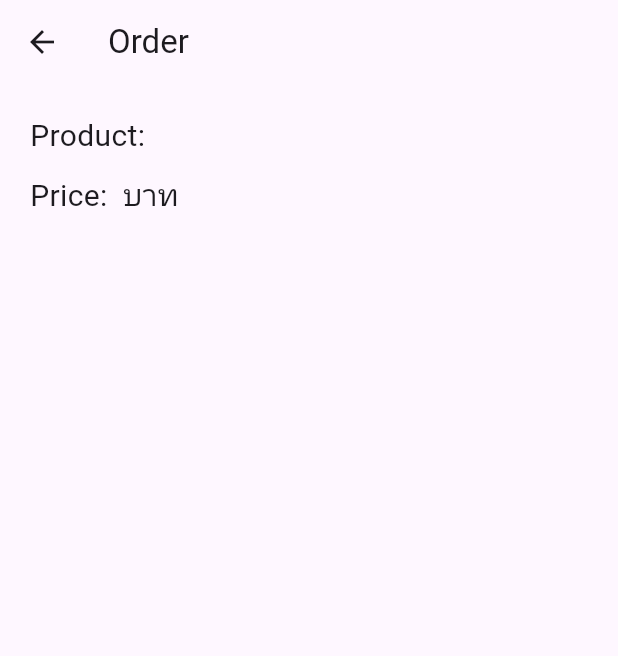
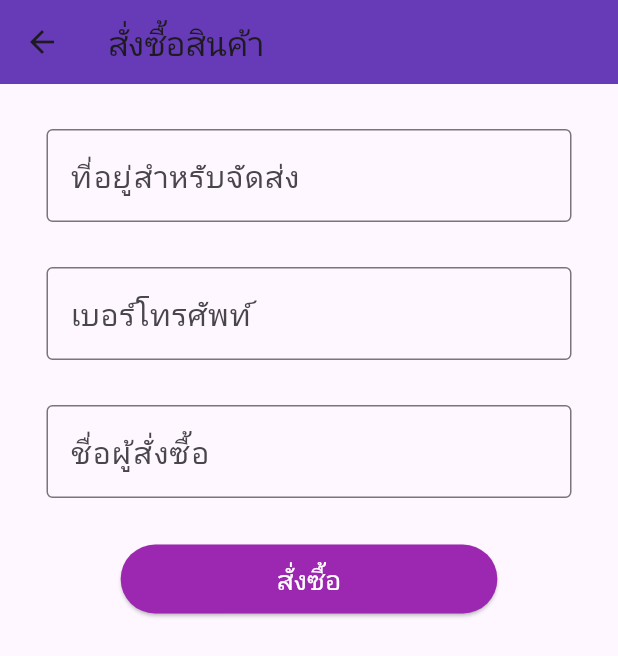
Before and after one commit to Sirawitsptw/project_furniture_app, a Flutter app: the OrderPage screen opened directly with empty values, on a phone screen of 412 x 824 dp. Shown: the top 656 px of the screen. Run offline on Flutter 3.47's test engine with Material 3 defaults, Android fonts, the light colour scheme and no system bars; our stand-ins replace cloud_firestore, firebase_auth, firebase_core, firebase_storage, fluttertoast, google_fonts; missing offline and left inert: model_viewer_plus; accounts and stored records are empty.

Commit message:
update order page
update order page

```diff
--- a/lib/pages/product/orderProduct.dart
+++ b/lib/pages/product/orderProduct.dart
@@ -2,30 +2,105 @@ import 'package:cloud_firestore/cloud_firestore.dart';
 import 'package:flutter/material.dart';
 import 'package:project_furnitureapp/pages/home/product_model.dart';
 
-class OrderPage extends StatelessWidget {
+class OrderPage extends StatefulWidget {
   final productModel product;
-
   OrderPage({Key? key, required this.product}) : super(key: key);
 
   @override
-  Widget build(BuildContext context) {
-    return Scaffold(
-      appBar: AppBar(
-        title: Text('Order ${product.name}'),
-      ),
-      body: Padding(
-        padding: const EdgeInsets.all(20.0),
-        child: Column(
-          crossAxisAlignment: CrossAxisAlignment.start,
-          children: [
-            Text('Product: ${product.name}', style: TextStyle(fontSize: 20)),
-            SizedBox(height: 10),
-            Text('Price: ${product.price} บาท', style: TextStyle(fontSize: 20)),
-            SizedBox(height: 20),
-            // Add other order details or input fields as needed
-          ],
+  State<OrderPage> createState() => OrderPageState();
+}
+
+class OrderPageState extends State<OrderPage> {
+  late productModel orderproduct;
+
+  @override
+  void initState() {
+    super.initState();
+    orderproduct = widget.product;
+  }
+
+  var _ctrlAddress = TextEditingController();
+  var _ctrlName = TextEditingController();
+  var _ctrlPhone = TextEditingController();
+
+  Future<void> OrderProduct() async {
+    CollectionReference order = FirebaseFirestore.instance.collection('order');
+    return await order.add({
+      'address': _ctrlAddress.text,
+      'phone': _ctrlPhone.text,
+      'nameCustomer': _ctrlName.text,
+      'nameOrderProduct': orderproduct.name,
+      'priceOrder': orderproduct.price,
+      'timeCart': FieldValue.serverTimestamp(),
+    }).then((value) {
+      print("Product Order: ${value.id}");
+    }).catchError((error) {
+      print("Failed to Order: $error");
+    });
+  }
+
+  @override
+  Widget build(BuildContext context) => Scaffold(
+        appBar: AppBar(
+            title: Text('สั่งซื้อสินค้า'), backgroundColor: Colors.deepPurple),
+        body: Center(
+          child: SizedBox(
+            width: 350,
+            child: Column(children: [
+              SizedBox(height: 30),
+              textFieldAddress(),
+              SizedBox(height: 30),
+              textFieldPhone(),
+              SizedBox(height: 30),
+              textFieldName(),
+              SizedBox(height: 30),
+              OrderButton(),
+            ]),
+          ),
         ),
-      ),
-    );
-  }
+      );
+
+  OutlineInputBorder outlineBorder() =>
+      OutlineInputBorder(borderSide: BorderSide(color: Colors.grey, width: 2));
+
+  TextStyle textStyle() => TextStyle(
+      color: Colors.indigo, fontSize: 20, fontWeight: FontWeight.normal);
+
+  Widget textFieldAddress() => TextField(
+        controller: _ctrlAddress,
+        decoration: InputDecoration(
+            border: outlineBorder(), hintText: 'ที่อยู่สำหรับจัดส่ง'),
+        keyboardType: TextInputType.text,
+        style: textStyle(),
+      );
+
+  Widget textFieldName() => TextField(
+        controller: _ctrlName,
+        decoration: InputDecoration(
+            border: outlineBorder(), hintText: 'ชื่อผู้สั่งซื้อ'),
+        keyboardType: TextInputType.text,
+        style: textStyle(),
+      );
+
+  Widget textFieldPhone() => TextField(
+        controller: _ctrlPhone,
+        decoration:
+            InputDecoration(border: outlineBorder(), hintText: 'เบอร์โทรศัพท์'),
+        keyboardType: TextInputType.number,
+        style: textStyle(),
+      );
+
+  Widget OrderButton() => ElevatedButton(
+        onPressed: () {
+          OrderProduct();
+        },
+        style: ButtonStyle(
+          backgroundColor: MaterialStateProperty.all<Color>(Colors.purple),
+          foregroundColor: MaterialStateProperty.all<Color>(Colors.white),
+        ),
+        child: Padding(
+          padding: const EdgeInsets.symmetric(horizontal: 80, vertical: 10),
+          child: Text('สั่งซื้อ', style: TextStyle(fontSize: 18)),
+        ),
+      );
 }
--- a/lib/pages/product/product_view.dart
+++ b/lib/pages/product/product_view.dart
@@ -43,7 +43,7 @@ class _ProductViewState extends State<ProductView> {
       body: Column(
         crossAxisAlignment: CrossAxisAlignment.center,
         children: [
-          // โมเดลสินค้า
+          // AR
           Container(
             height: 350,
             width: 350,
```
